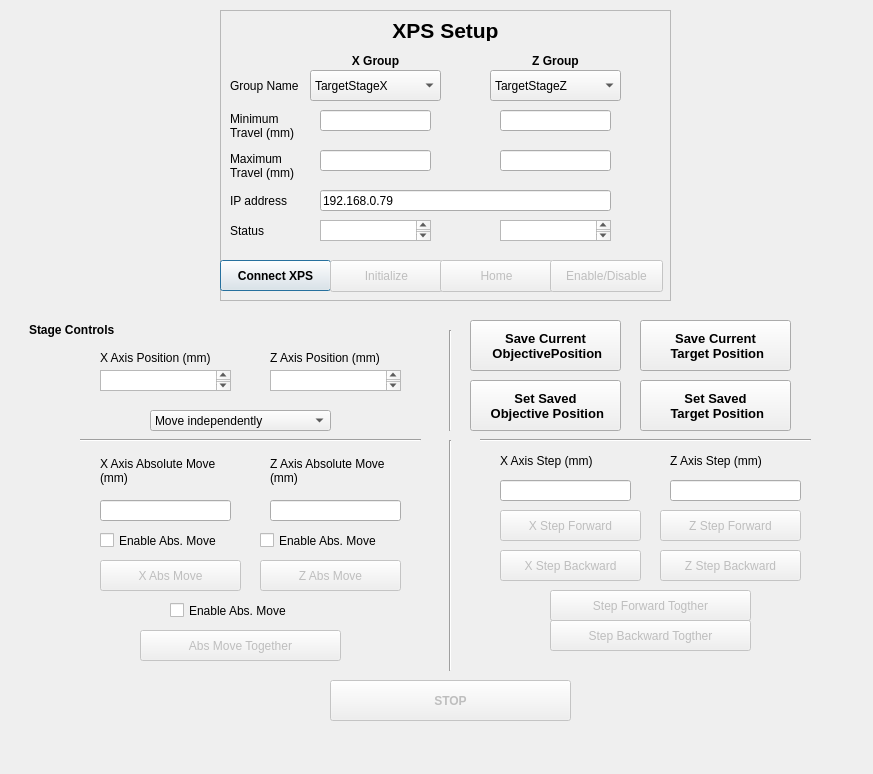
Before: the Qt Designer form Software/SolidTargetStage/Linear Stage/stage_controller_test.ui in nfbeier/HusseinLab_UltrafastPlasmaScience, drawn with Qt 5.
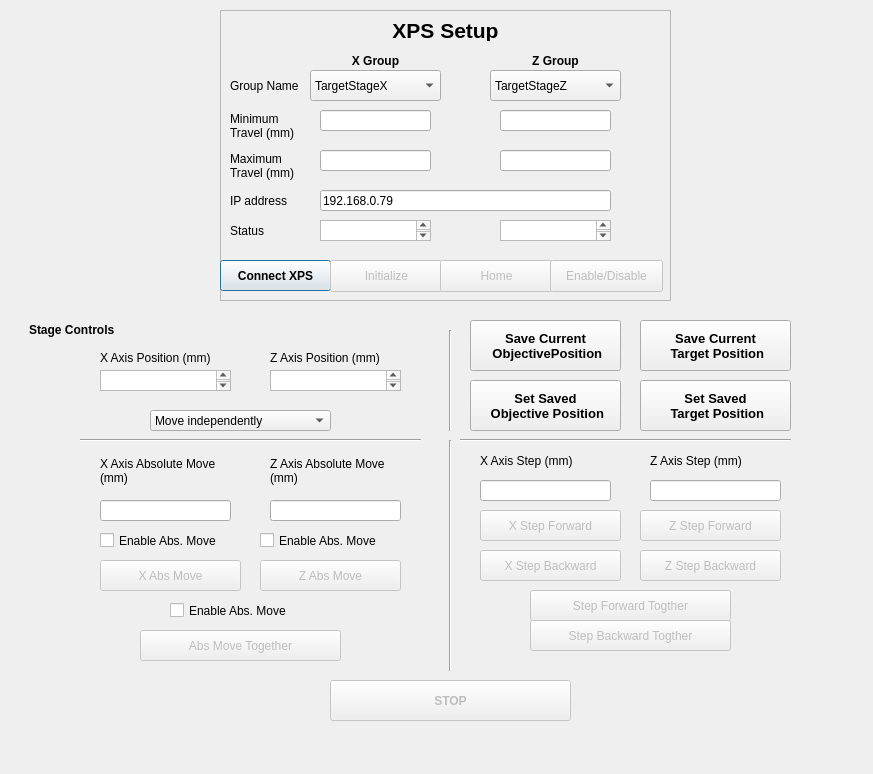
After: the same form once the commit is applied.

```diff
--- a/Software/SolidTargetStage/Linear Stage/stage_controller_test.ui
+++ b/Software/SolidTargetStage/Linear Stage/stage_controller_test.ui
@@ -779,57 +779,14 @@
  Target Position</string>
     </property>
    </widget>
-  </widget>
-  <widget class="QPushButton" name="step_bckwd_together_bt">
-   <property name="enabled">
-    <bool>false</bool>
-   </property>
-   <property name="geometry">
-    <rect>
-     <x>550</x>
-     <y>620</y>
-     <width>201</width>
-     <height>31</height>
-    </rect>
-   </property>
-   <property name="text">
-    <string>Step Backward Togther</string>
-   </property>
-  </widget>
-  <widget class="QLabel" name="label_15">
-   <property name="geometry">
-    <rect>
-     <x>670</x>
-     <y>440</y>
-     <width>141</width>
-     <height>41</height>
-    </rect>
-   </property>
-   <property name="text">
-    <string>Z Axis Step (mm)</string>
-   </property>
-   <property name="wordWrap">
-    <bool>true</bool>
-   </property>
-  </widget>
-  <widget class="QLineEdit" name="z_step_ip">
-   <property name="geometry">
-    <rect>
-     <x>670</x>
-     <y>480</y>
-     <width>131</width>
-     <height>21</height>
-    </rect>
-   </property>
-  </widget>
   <widget class="QPushButton" name="step_fwd_together_bt">
    <property name="enabled">
     <bool>false</bool>
    </property>
    <property name="geometry">
     <rect>
-     <x>550</x>
-     <y>590</y>
+      <x>510</x>
+      <y>280</y>
      <width>201</width>
      <height>31</height>
     </rect>
@@ -838,27 +795,53 @@
     <string>Step Forward Togther</string>
    </property>
   </widget>
-  <widget class="QLabel" name="label_14">
+   <widget class="QLineEdit" name="x_step_ip">
    <property name="geometry">
     <rect>
-     <x>500</x>
-     <y>440</y>
+      <x>460</x>
+      <y>170</y>
+      <width>131</width>
+      <height>21</height>
+     </rect>
+    </property>
+   </widget>
+   <widget class="QLabel" name="label_15">
+    <property name="geometry">
+     <rect>
+      <x>630</x>
+      <y>130</y>
      <width>141</width>
      <height>41</height>
     </rect>
    </property>
    <property name="text">
-    <string>X Axis Step (mm)</string>
+     <string>Z Axis Step (mm)</string>
    </property>
    <property name="wordWrap">
     <bool>true</bool>
    </property>
   </widget>
+   <widget class="QPushButton" name="x_step_b_bt">
+    <property name="enabled">
+     <bool>false</bool>
+    </property>
+    <property name="geometry">
+     <rect>
+      <x>460</x>
+      <y>240</y>
+      <width>141</width>
+      <height>31</height>
+     </rect>
+    </property>
+    <property name="text">
+     <string>X Step Backward</string>
+    </property>
+   </widget>
   <widget class="Line" name="line_2">
    <property name="geometry">
     <rect>
-     <x>480</x>
-     <y>430</y>
+      <x>440</x>
+      <y>120</y>
      <width>331</width>
      <height>20</height>
     </rect>
@@ -867,24 +850,14 @@
     <enum>Qt::Horizontal</enum>
    </property>
   </widget>
-  <widget class="QLineEdit" name="x_step_ip">
-   <property name="geometry">
-    <rect>
-     <x>500</x>
-     <y>480</y>
-     <width>131</width>
-     <height>21</height>
-    </rect>
-   </property>
-  </widget>
   <widget class="QPushButton" name="x_step_f_bt">
    <property name="enabled">
     <bool>false</bool>
    </property>
    <property name="geometry">
     <rect>
-     <x>500</x>
-     <y>510</y>
+      <x>460</x>
+      <y>200</y>
      <width>141</width>
      <height>31</height>
     </rect>
@@ -893,37 +866,31 @@
     <string>X Step Forward</string>
    </property>
   </widget>
-  <widget class="QPushButton" name="z_step_f_bt">
-   <property name="enabled">
-    <bool>false</bool>
-   </property>
+   <widget class="QLabel" name="label_14">
    <property name="geometry">
     <rect>
-     <x>660</x>
-     <y>510</y>
+      <x>460</x>
+      <y>130</y>
      <width>141</width>
-     <height>31</height>
+      <height>41</height>
     </rect>
    </property>
    <property name="text">
-    <string>Z Step Forward</string>
-   </property>
-  </widget>
-  <widget class="QPushButton" name="x_step_b_bt">
-   <property name="enabled">
-    <bool>false</bool>
-   </property>
+     <string>X Axis Step (mm)</string>
+    </property>
+    <property name="wordWrap">
+     <bool>true</bool>
+    </property>
+   </widget>
+   <widget class="QLineEdit" name="z_step_ip">
    <property name="geometry">
     <rect>
-     <x>500</x>
-     <y>550</y>
-     <width>141</width>
-     <height>31</height>
-    </rect>
-   </property>
-   <property name="text">
-    <string>X Step Backward</string>
-   </property>
+      <x>630</x>
+      <y>170</y>
+      <width>131</width>
+      <height>21</height>
+     </rect>
+    </property>
   </widget>
   <widget class="QPushButton" name="z_step_b_bt">
    <property name="enabled">
@@ -931,8 +898,8 @@
    </property>
    <property name="geometry">
     <rect>
-     <x>660</x>
-     <y>550</y>
+      <x>620</x>
+      <y>240</y>
      <width>141</width>
      <height>31</height>
     </rect>
@@ -940,6 +907,39 @@
    <property name="text">
     <string>Z Step Backward</string>
    </property>
+   </widget>
+   <widget class="QPushButton" name="step_bckwd_together_bt">
+    <property name="enabled">
+     <bool>false</bool>
+    </property>
+    <property name="geometry">
+     <rect>
+      <x>510</x>
+      <y>310</y>
+      <width>201</width>
+      <height>31</height>
+     </rect>
+    </property>
+    <property name="text">
+     <string>Step Backward Togther</string>
+    </property>
+   </widget>
+   <widget class="QPushButton" name="z_step_f_bt">
+    <property name="enabled">
+     <bool>false</bool>
+    </property>
+    <property name="geometry">
+     <rect>
+      <x>620</x>
+      <y>200</y>
+      <width>141</width>
+      <height>31</height>
+     </rect>
+    </property>
+    <property name="text">
+     <string>Z Step Forward</string>
+    </property>
+   </widget>
   </widget>
  </widget>
  <resources/>
```
Lines whose indentation alone changed are shown as unchanged.
